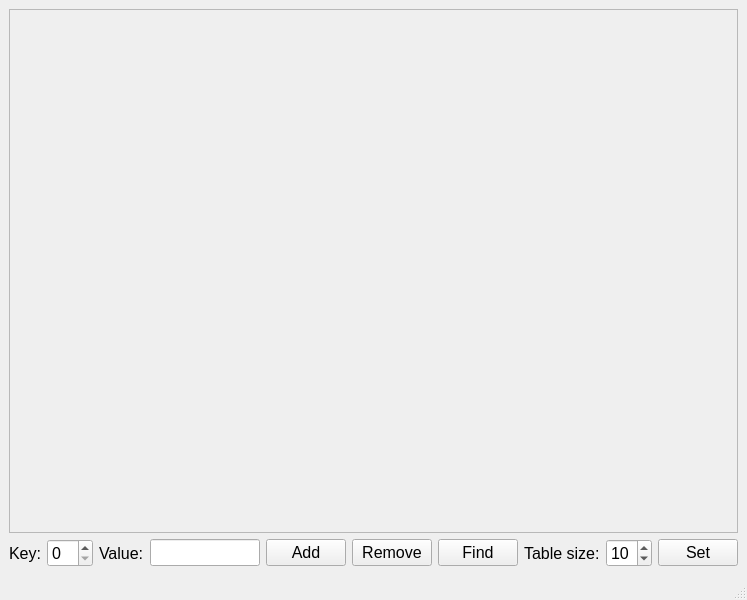
First picture: the form in QT_HashTable/MainWindow.ui, repository Dubrovskirill/TSU_Prog_term_4, before the edit.
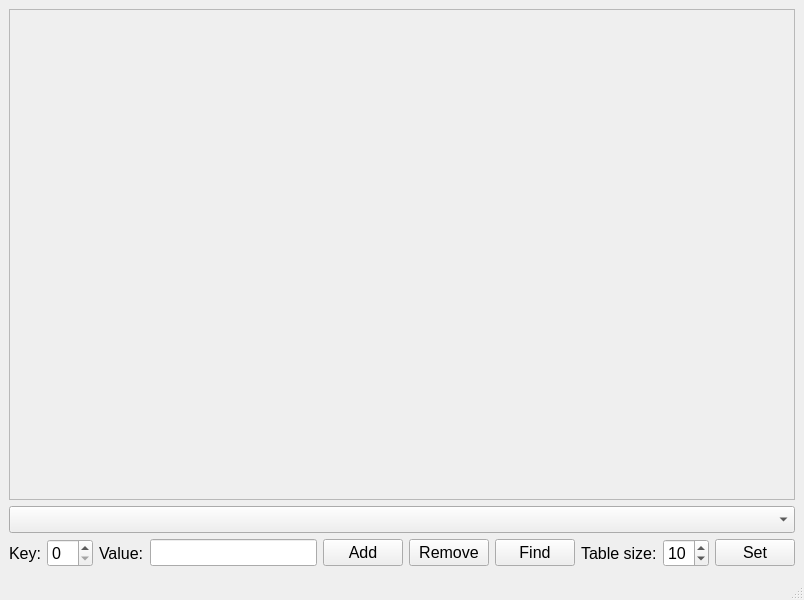
Second picture: the form after the edit. Custom widgets are drawn as their Qt base class.

Diff of the .ui file:
```diff
--- a/QT_HashTable/MainWindow.ui
+++ b/QT_HashTable/MainWindow.ui
@@ -6,7 +6,7 @@
    <rect>
     <x>0</x>
     <y>0</y>
-    <width>747</width>
+    <width>804</width>
     <height>600</height>
    </rect>
   </property>
@@ -30,8 +30,8 @@
         <rect>
          <x>0</x>
          <y>0</y>
-         <width>723</width>
-         <height>467</height>
+         <width>780</width>
+         <height>425</height>
         </rect>
        </property>
        <layout class="QHBoxLayout" name="horizontalLayout_2">
@@ -44,6 +44,9 @@
       </widget>
      </widget>
     </item>
+    <item>
+     <widget class="QComboBox" name="comboBoxHash"/>
+    </item>
     <item>
      <layout class="QHBoxLayout" name="horizontalLayout">
       <item>
```
Left out of the diff: 2 changed lines with no effect on the pictures.
